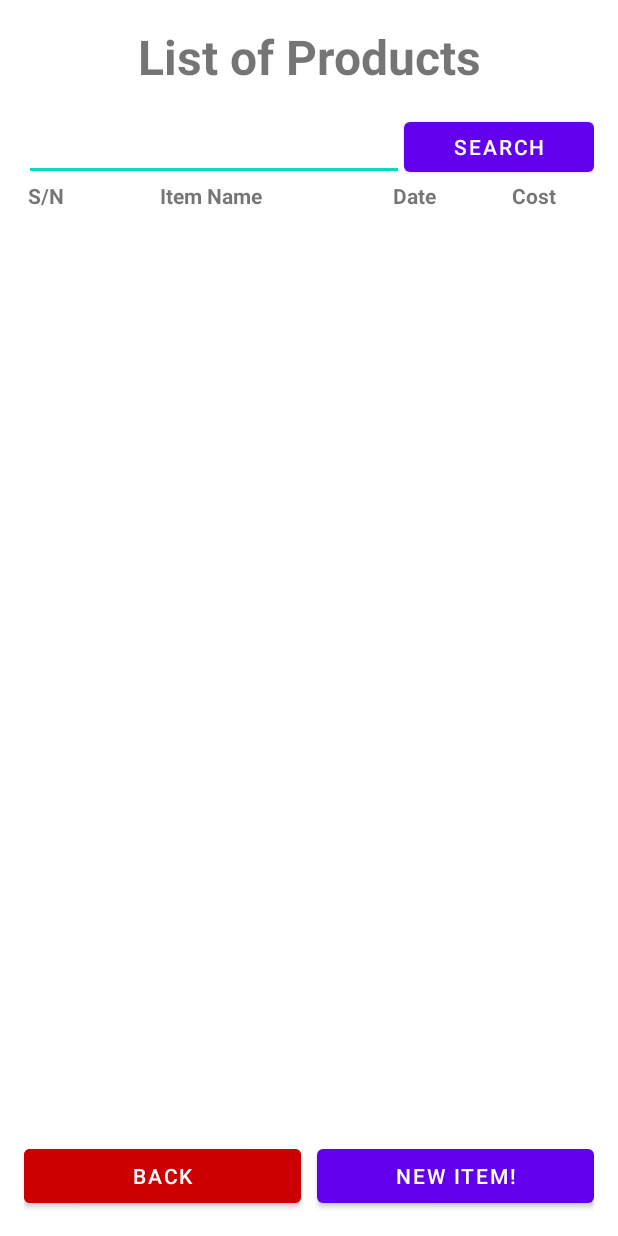
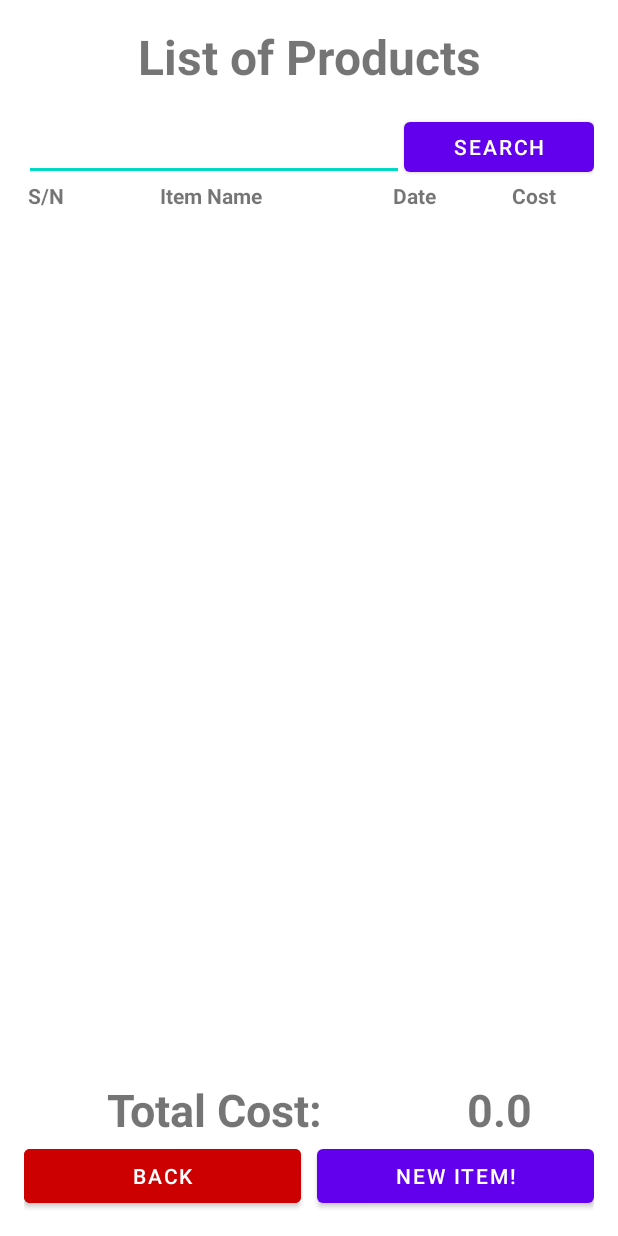
Before and after one commit to rahmanfardin/cse489lab2, an Android app: the ShowReportActivity screen opened directly, with no data from a screen before it, on a phone screen of 412 x 824 dp. Run offline under Robolectric (Android 15) with nearby library versions, the phone set to English and light mode, and no system bars; libraries missing offline, so code that uses them is left out: com.google.firebase.crashlytics; 3 statements that could not run were skipped.

```diff
--- a/app/src/main/java/com/example/fardinlab31/CustomEventAdapter.java
+++ b/app/src/main/java/com/example/fardinlab31/CustomEventAdapter.java
@@ -3,7 +3,6 @@ package com.example.fardinlab31;
 
 
 import android.content.Context;
-import android.media.metrics.Event;
 import android.view.LayoutInflater;
 import android.view.View;
 import android.view.ViewGroup;
@@ -47,7 +46,7 @@ public class CustomEventAdapter extends ArrayAdapter<item> {
     }
 
     private String getFormattedDate(long ms) {
-        SimpleDateFormat sdf = new SimpleDateFormat("yyyy-MM-dd HH:mm:ss");
+        SimpleDateFormat sdf = new SimpleDateFormat("yyyy-MM-dd");
         Date date = new Date(ms);
 
         String formattedDate = sdf.format(date);
--- a/app/src/main/java/com/example/fardinlab31/ShowReportActivity.java
+++ b/app/src/main/java/com/example/fardinlab31/ShowReportActivity.java
@@ -9,6 +9,7 @@ import android.widget.AdapterView;
 import android.widget.Button;
 import android.widget.EditText;
 import android.widget.ListView;
+import android.widget.TextView;
 
 import androidx.appcompat.app.AppCompatActivity;
 
@@ -22,6 +23,7 @@ import java.text.SimpleDateFormat;
 import java.util.ArrayList;
 import java.util.Date;
 import java.util.List;
+import java.util.Locale;
 
 
 public class ShowReportActivity extends AppCompatActivity {
@@ -30,6 +32,7 @@ public class ShowReportActivity extends AppCompatActivity {
     private ListView lvExpenditureList;
     private Button back, newItem, btnSearch;
     private EditText etSearch;
+    private TextView tvTotalCost;
     private CustomEventAdapter adapter;
 
     @Override
@@ -42,7 +45,7 @@ public class ShowReportActivity extends AppCompatActivity {
         newItem = findViewById(R.id.newItem);
         btnSearch = findViewById(R.id.btnSearch);
         etSearch = findViewById(R.id.etSearch);
-
+        tvTotalCost = findViewById(R.id.tvTotalCost);
 
         adapter = new CustomEventAdapter(this, items);
         lvExpenditureList.setAdapter(adapter);
@@ -57,6 +60,13 @@ public class ShowReportActivity extends AppCompatActivity {
                 intent.putExtra("DATE", selectedItem.date);
                 intent.putExtra("COST", selectedItem.cost);
                 startActivity(intent);
+            }
+        });
+        btnSearch.setOnClickListener(new View.OnClickListener() {
+            @Override
+            public void onClick(View v) {
+                String query = etSearch.getText().toString().trim();
+                loadLocalData(query);
             }
         });
 
@@ -77,7 +87,7 @@ public class ShowReportActivity extends AppCompatActivity {
     @Override
     public void onStart() {
         super.onStart();
-        loadLocalData();
+        loadLocalData("");
         loadRemoteData();
 
     }
@@ -138,20 +148,27 @@ public class ShowReportActivity extends AppCompatActivity {
                     System.out.println("new entry: " + id + itemName + cost + date + "\n");
                     idb.updateEvent(id, itemName, date, cost);
                 }
-
                 idb.close();
                 adapter.notifyDataSetChanged();
-
+                tvTotalCost.setText(String.valueOf(totalCost));
             }
         } catch (Exception e) {
             e.printStackTrace();
         }
     }
 
-    private void loadLocalData() {
+    private void loadLocalData(String searchBy) {
         items.clear();
+        double totalCost = 0.0;
         itemDB idb = new itemDB(this);
-        Cursor c = idb.selectEvents("select * from items");
+        String query ="select * from items";
+        if(!searchBy.isEmpty()){
+            long dateInMilliSecond = getDateInMilliSecond(searchBy);
+            query += " WHERE itemName LIKE '%"+searchBy+"%' OR date="+dateInMilliSecond;
+        }
+
+        Cursor c = idb.selectEvents(query);
+
         int count = 0;
         while (c.moveToNext()) {
             String aid = c.getString(0);
@@ -161,7 +178,7 @@ public class ShowReportActivity extends AppCompatActivity {
             double acost = c.getDouble(3);
 
             System.out.println("--------------------------------------------");
-            System.out.println("from add: "+ count);
+            System.out.println("from add: " + count);
             count++;
             System.out.println("ItemID:" + aid);
             System.out.println("ItemName:" + aitemname);
@@ -169,12 +186,28 @@ public class ShowReportActivity extends AppCompatActivity {
             System.out.println("ItemCost:" + acost);
             item i = new item(aid, aitemname, acost, adate);
             items.add(i);
+            totalCost += acost;
         }
+        idb.close();
         adapter.notifyDataSetChanged();
+        tvTotalCost.setText(String.valueOf(totalCost));
+    }
+
+    private long getDateInMilliSecond(String dateString) {
+        long milliseconds;
+        SimpleDateFormat dateFormat = new SimpleDateFormat("yyyy-MM-dd", Locale.getDefault());
+        try {
+            Date date = dateFormat.parse(dateString);
+            milliseconds = date.getTime();
+            return milliseconds;
+        }catch (Exception e){
+            e.printStackTrace();
+            return -1;
+        }
     }
 
     private String dateCon(long mS) {
-        SimpleDateFormat sdf = new SimpleDateFormat("yyyy-MM-dd HH:mm:ss");
+        SimpleDateFormat sdf = new SimpleDateFormat("yyyy-MM-dd");
         Date date = new Date(mS);
 
         String formattedDate = sdf.format(date);
--- a/app/src/main/res/layout/activity_show_report.xml
+++ b/app/src/main/res/layout/activity_show_report.xml
@@ -82,6 +82,30 @@
         android:layout_height="wrap_content"
         android:orientation="horizontal">
         <!-- Button -->
+        <TextView
+            android:layout_width="0dp"
+            android:layout_height="wrap_content"
+            android:layout_weight="2"
+            android:text="Total Cost:"
+            android:gravity="center_horizontal"
+            android:textStyle="bold"
+            android:textSize="30dp"/>
+
+        <TextView
+            android:id="@+id/tvTotalCost"
+            android:layout_width="0dp"
+            android:layout_height="wrap_content"
+            android:text="N/A"
+            android:layout_weight="1"
+            android:gravity="center_horizontal"
+            android:textStyle="bold"
+            android:textSize="30dp"/>
+    </LinearLayout>
+    <LinearLayout
+        android:layout_width="match_parent"
+        android:layout_height="wrap_content"
+        android:orientation="horizontal">
+        <!-- Button -->
         <Button
             android:id="@+id/back"
             android:layout_width="0dp"
```
Also changed, not shown: app/src/main/java/com/example/fardinlab31/AddItemActivity.java (+65 -89 lines).
